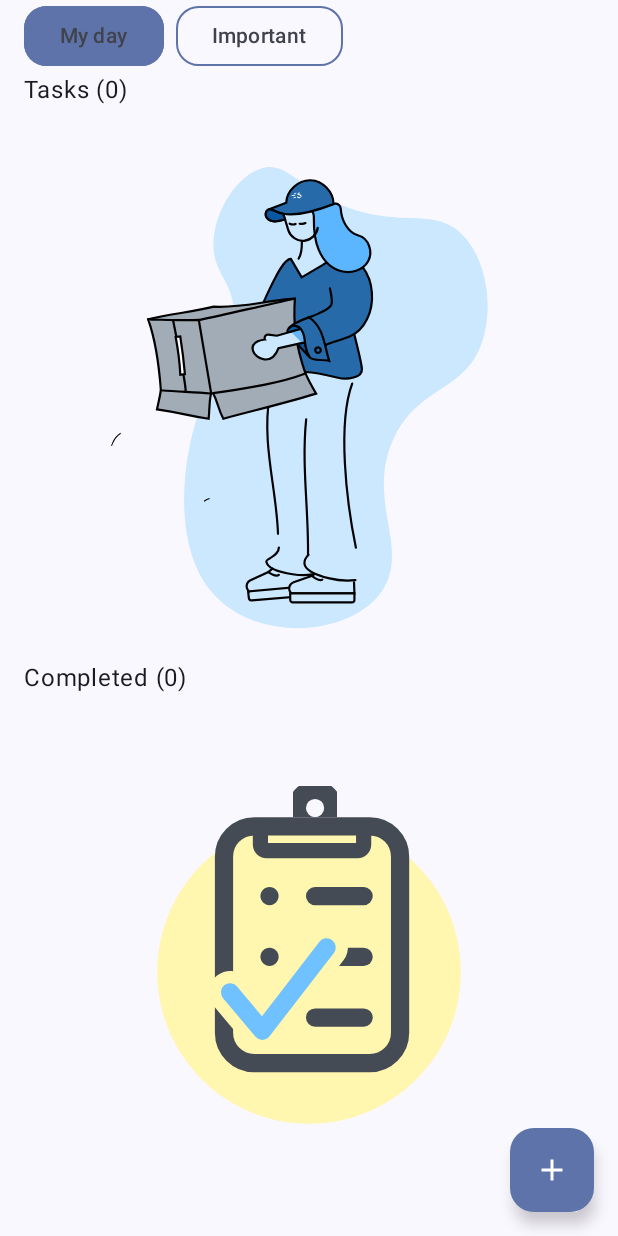
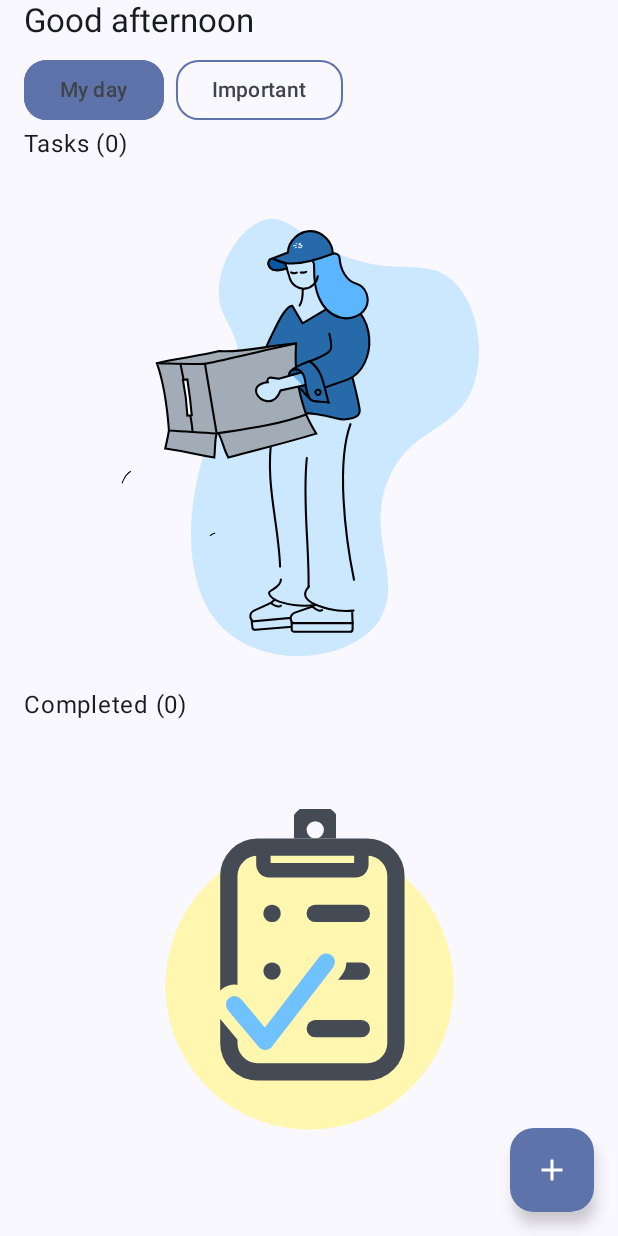
Before and after one commit to Madold/DayMinder, an Android app built with Jetpack Compose: the screen it shows after launch (MainActivity), on a phone screen of 412 x 824 dp. Run offline under Robolectric (Android 15) with nearby library versions, the light colour scheme and no system bars; our stand-ins replace Dagger/Hilt's generated code, Room's generated code, Timber, accompanist; libraries missing offline, so code that uses them is left out: com.orhanobut.logger.

Commit message:
Implemented greeting for home screen

```diff
--- a/app/src/main/java/com/markusw/dayminder/core/utils/TimeUtils.kt
+++ b/app/src/main/java/com/markusw/dayminder/core/utils/TimeUtils.kt
@@ -1,7 +1,9 @@
 package com.markusw.dayminder.core.utils
 
+import com.example.dayminder.R
 import timber.log.Timber
 import java.text.SimpleDateFormat
+import java.time.LocalTime
 import java.util.Calendar
 import java.util.Date
 import java.util.Locale
@@ -59,4 +61,18 @@ object TimeUtils {
         return sdf.format(date)
     }
 
+    fun getGreetingStringId(): Int {
+        val currentHour = LocalTime.now()
+        val morningHour = LocalTime.of(6, 0)
+        val afternoonHour = LocalTime.of(12, 0)
+        val eveningHour = LocalTime.of(18, 0)
+
+        return when {
+            currentHour.isBefore(morningHour) -> R.string.morning_greeting
+            currentHour.isBefore(afternoonHour) -> R.string.afternoon_greeting
+            currentHour.isBefore(eveningHour) -> R.string.afternoon_greeting
+            else -> R.string.evening_greeting
+        }
+    }
+
 }
--- a/app/src/main/java/com/markusw/dayminder/home/presentation/HomeScreen.kt
+++ b/app/src/main/java/com/markusw/dayminder/home/presentation/HomeScreen.kt
@@ -36,6 +36,7 @@ import com.airbnb.lottie.compose.rememberLottieComposition
 import com.example.dayminder.R
 import com.google.accompanist.systemuicontroller.rememberSystemUiController
 import com.markusw.dayminder.core.presentation.Screens
+import com.markusw.dayminder.core.utils.TimeUtils
 import com.markusw.dayminder.home.presentation.composables.TaskFilterChip
 import com.markusw.dayminder.home.presentation.composables.TaskList
 
@@ -58,10 +59,19 @@ fun HomeScreen(
 
     Scaffold(
         topBar = {
+            Column(
+                Modifier
+                    .fillMaxWidth()
+                    .padding(horizontal = 16.dp),
+                verticalArrangement = Arrangement.spacedBy(8.dp)
+            ) {
+                Text(
+                    text = stringResource(id = TimeUtils.getGreetingStringId()),
+                    style = MaterialTheme.typography.titleLarge.copy(color = MaterialTheme.colorScheme.onSurface)
+                )
                 Row(
                     modifier = Modifier
-                    .fillMaxWidth()
-                    .padding(horizontal = 16.dp),
+                        .fillMaxWidth(),
                     horizontalArrangement = Arrangement.spacedBy(8.dp)
                 ) {
                     SortType.values().forEach { sortType ->
@@ -77,6 +87,8 @@ fun HomeScreen(
                         }
                     }
                 }
+            }
+
         },
         floatingActionButton = {
             FloatingActionButton(
--- a/app/src/main/res/values/strings.xml
+++ b/app/src/main/res/values/strings.xml
@@ -30,4 +30,9 @@
     <string name="task_list_empty">Nothing here :)</string>
     <string name="delete_task">Delete task</string>
     <string name="delete_task_confirm_message">This will permanently delete the task: %s</string>
+
+    <string name="morning_greeting">Good morning</string>
+    <string name="afternoon_greeting">Good afternoon</string>
+    <string name="evening_greeting">Good evening</string>
+
 </resources>
```
Also changed, not shown: 1 other file. Lines whose indentation alone changed are shown as unchanged.
